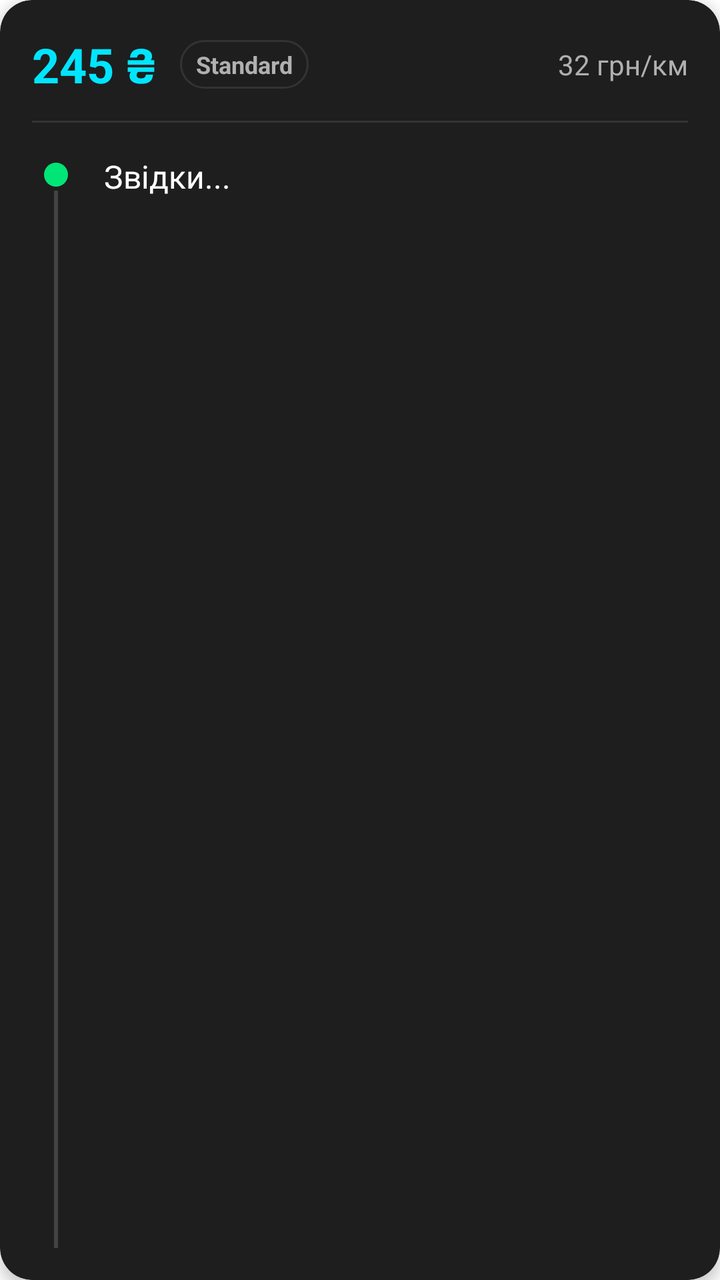
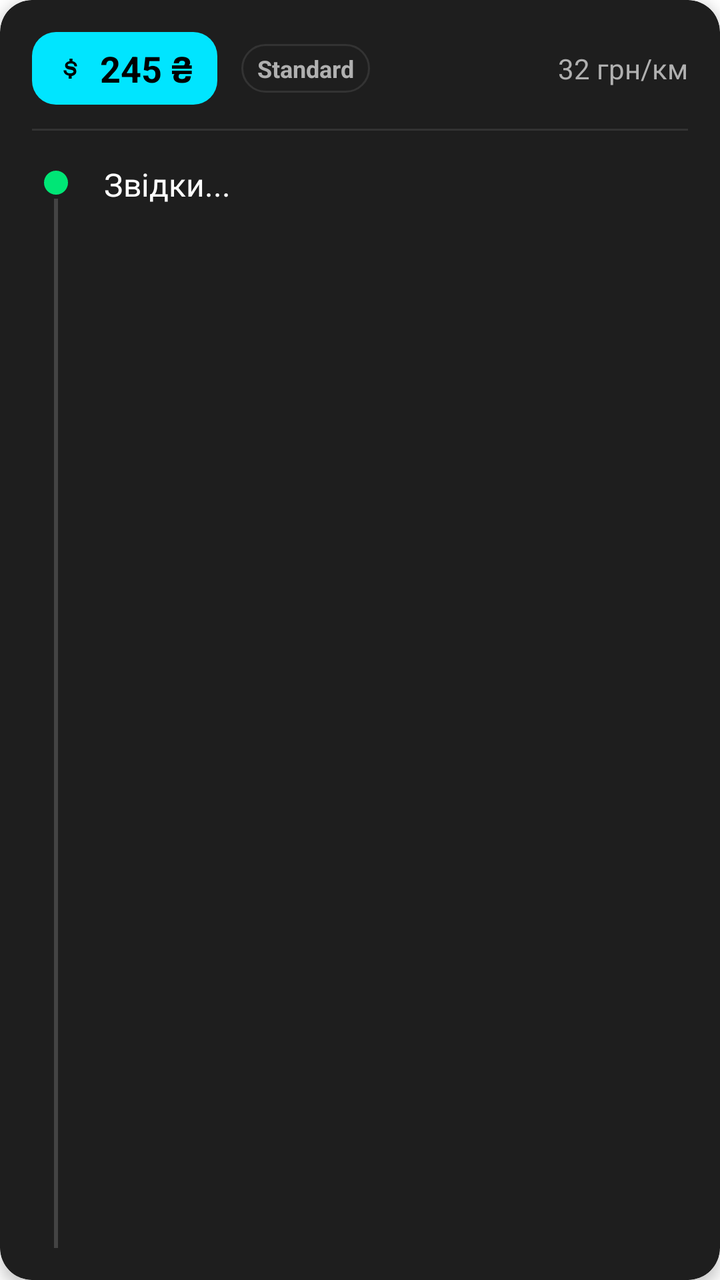

Two renders of the same Android screen: before a commit and after it. Below are the layout's source before the change and the commit's diff.
<!-- AndroidManifest.xml: application theme Theme.TaxiAppDriver -->
<!-- res/layout/item_order.xml -->
<?xml version="1.0" encoding="utf-8"?>
<androidx.cardview.widget.CardView xmlns:android="http://schemas.android.com/apk/res/android"
    xmlns:app="http://schemas.android.com/apk/res-auto"
    xmlns:tools="http://schemas.android.com/tools"
    android:layout_width="match_parent"
    android:layout_height="wrap_content"
    android:layout_marginBottom="12dp"
    android:layout_marginHorizontal="4dp"
    app:cardBackgroundColor="@color/driver_card_bg"
    app:cardCornerRadius="16dp"
    app:cardElevation="4dp">

    <LinearLayout
        android:layout_width="match_parent"
        android:layout_height="wrap_content"
        android:orientation="vertical"
        android:padding="16dp">

        <RelativeLayout
            android:layout_width="match_parent"
            android:layout_height="wrap_content"
            android:layout_marginBottom="12dp">

            <TextView
                android:id="@+id/tv_price"
                android:layout_width="wrap_content"
                android:layout_height="wrap_content"
                android:text="245 ₴"
                android:textColor="@color/driver_neon_teal"
                android:textSize="24sp"
                android:textStyle="bold"
                android:layout_alignParentStart="true"/>

            <TextView
                android:id="@+id/tv_tariff_badge"
                android:layout_width="wrap_content"
                android:layout_height="wrap_content"
                android:background="@drawable/bg_driver_input"
                android:paddingHorizontal="8dp"
                android:paddingVertical="4dp"
                android:text="Standard"
                android:textColor="@color/driver_text_secondary"
                android:textSize="12sp"
                android:textStyle="bold"
                android:layout_toEndOf="@id/tv_price"
                android:layout_marginStart="12dp"
                android:layout_centerVertical="true"/>

            <TextView
                android:id="@+id/tv_price_per_km"
                android:layout_width="wrap_content"
                android:layout_height="wrap_content"
                android:text="32 грн/км"
                android:textColor="@color/driver_text_secondary"
                android:textSize="14sp"
                android:layout_alignParentEnd="true"
                android:layout_centerVertical="true"/>
        </RelativeLayout>

        <View
            android:layout_width="match_parent"
            android:layout_height="1dp"
            android:background="#333333"
            android:layout_marginBottom="16dp"/>

        <LinearLayout
            android:layout_width="match_parent"
            android:layout_height="wrap_content"
            android:orientation="horizontal">

            <LinearLayout
                android:layout_width="24dp"
                android:layout_height="wrap_content"
                android:gravity="center_horizontal"
                android:orientation="vertical">
                <ImageView
                    android:layout_width="12dp"
                    android:layout_height="12dp"
                    android:src="@drawable/ic_circle_green"
                    android:layout_marginTop="4dp"/>
                <View
                    android:layout_width="2dp"
                    android:layout_height="match_parent"
                    android:background="#444444"
                    android:minHeight="20dp"
                    android:layout_marginTop="2dp"/>
            </LinearLayout>

            <TextView
                android:id="@+id/tv_address_from"
                android:layout_width="match_parent"
                android:layout_height="wrap_content"
                android:layout_marginStart="12dp"
                android:text="Звідки..."
                android:textColor="@color/driver_text_primary"
                android:textSize="16sp"
                android:maxLines="2"/>
        </LinearLayout>

        <LinearLayout
            android:id="@+id/ll_stops_container"
            android:layout_width="match_parent"
            android:layout_height="wrap_content"
            android:orientation="vertical"/>

        <LinearLayout
            android:layout_width="match_parent"
            android:layout_height="wrap_content"
            android:orientation="horizontal">

            <LinearLayout
                android:layout_width="24dp"
                android:layout_height="wrap_content"
                android:gravity="center_horizontal"
                android:orientation="vertical">
                <ImageView
                    android:layout_width="12dp"
                    android:layout_height="12dp"
                    android:src="@drawable/ic_circle_red"
                    android:layout_marginTop="0dp"/>
            </LinearLayout>

            <TextView
                android:id="@+id/tv_address_to"
                android:layout_width="match_parent"
                android:layout_height="wrap_content"
                android:layout_marginStart="12dp"
                android:text="Куди..."
                android:textColor="@color/driver_text_primary"
                android:textSize="16sp"
                android:maxLines="2"
                android:layout_marginTop="-4dp"/> </LinearLayout>

        <TextView
            android:id="@+id/tv_distance"
            android:layout_width="wrap_content"
            android:layout_height="wrap_content"
            android:layout_gravity="end"
            android:layout_marginTop="12dp"
            android:text="5.2 км"
            android:textColor="@color/driver_text_secondary"
            android:textSize="12sp"/>

    </LinearLayout>
</androidx.cardview.widget.CardView>
<!-- resources referenced by this layout -->
<resources>
  <color name="driver_card_bg">#1E1E1E</color>
  <color name="driver_neon_teal">#00E5FF</color>
  <color name="driver_text_primary">#FFFFFF</color>
  <color name="driver_text_secondary">#B0B0B0</color>
  <!-- drawable bg_driver_input (drawable) -->
  <?xml version="1.0" encoding="utf-8"?>
  <selector xmlns:android="http://schemas.android.com/apk/res/android">
      <item android:state_focused="true">
          <shape android:shape="rectangle">
              <solid android:color="@color/driver_card_bg"/>
              <corners android:radius="12dp"/>
              <stroke android:width="2dp" android:color="@color/driver_neon_teal"/>
          </shape>
      </item>
      <item>
          <shape android:shape="rectangle">
              <solid android:color="@color/driver_card_bg"/>
              <corners android:radius="12dp"/>
              <stroke android:width="1dp" android:color="#333333"/>
          </shape>
      </item>
  </selector>
  <!-- drawable ic_circle_green (drawable) -->
  <vector xmlns:android="http://schemas.android.com/apk/res/android"
      android:width="12dp"
      android:height="12dp"
      android:viewportWidth="12"
      android:viewportHeight="12">
      <path
          android:fillColor="#00E676"
          android:pathData="M6,0C2.69,0 0,2.69 0,6s2.69,6 6,6 6,-2.69 6,-6S9.31,0 6,0z"/>
  </vector>
  <!-- drawable ic_circle_red (drawable) -->
  <vector xmlns:android="http://schemas.android.com/apk/res/android"
      android:width="12dp"
      android:height="12dp"
      android:viewportWidth="12"
      android:viewportHeight="12">
      <path
          android:fillColor="#FF5252"
          android:pathData="M6,0C2.69,0 0,2.69 0,6s2.69,6 6,6 6,-2.69 6,-6S9.31,0 6,0z"/>
  </vector>
  <style name="Theme.TaxiAppDriver" parent="Theme.MaterialComponents.DayNight.NoActionBar">
          <item name="colorPrimary">@color/driver_black_bg</item>
          <item name="colorPrimaryVariant">@color/driver_card_bg</item>
          <item name="colorOnPrimary">@color/driver_neon_teal</item>
          <item name="android:statusBarColor">@color/driver_black_bg</item>
          <item name="android:windowLightStatusBar">false</item> </style>
  <color name="driver_black_bg">#121212</color>
</resources>

<!-- the commit's change to res/layout/item_order.xml (unified diff, before → after) -->
@@ -21,15 +21,36 @@
             android:layout_height="wrap_content"
             android:layout_marginBottom="12dp">
 
-            <TextView
-                android:id="@+id/tv_price"
+            <LinearLayout
+                android:id="@+id/ll_price_background"
                 android:layout_width="wrap_content"
                 android:layout_height="wrap_content"
-                android:text="245 ₴"
-                android:textColor="@color/driver_neon_teal"
-                android:textSize="24sp"
-                android:textStyle="bold"
-                android:layout_alignParentStart="true"/>
+                android:orientation="horizontal"
+                android:gravity="center_vertical"
+                android:background="@drawable/bg_price_container"
+                android:backgroundTint="@color/driver_neon_teal"
+                android:paddingHorizontal="12dp"
+                android:paddingVertical="6dp"
+                android:layout_alignParentStart="true"
+                android:layout_centerVertical="true">
+
+                <ImageView
+                    android:id="@+id/iv_payment_icon"
+                    android:layout_width="16dp"
+                    android:layout_height="16dp"
+                    android:src="@drawable/ic_payment_cash"
+                    app:tint="#000000"/>
+
+                <TextView
+                    android:id="@+id/tv_price"
+                    android:layout_width="wrap_content"
+                    android:layout_height="wrap_content"
+                    android:layout_marginStart="6dp"
+                    android:text="245 ₴"
+                    android:textColor="#000000"
+                    android:textSize="18sp"
+                    android:textStyle="bold"/>
+            </LinearLayout>
 
             <TextView
                 android:id="@+id/tv_tariff_badge"
@@ -42,7 +63,7 @@
                 android:textColor="@color/driver_text_secondary"
                 android:textSize="12sp"
                 android:textStyle="bold"
-                android:layout_toEndOf="@id/tv_price"
+                android:layout_toEndOf="@id/ll_price_background"
                 android:layout_marginStart="12dp"
                 android:layout_centerVertical="true"/>
 
@@ -129,7 +150,8 @@
                 android:textColor="@color/driver_text_primary"
                 android:textSize="16sp"
                 android:maxLines="2"
-                android:layout_marginTop="-4dp"/> </LinearLayout>
+                android:layout_marginTop="-4dp"/>
+        </LinearLayout>
 
         <TextView
             android:id="@+id/tv_distance"
<!-- resource entries referenced after the edit -->
@@ -22,6 +22,10 @@
           </shape>
       </item>
   </selector>
+  <!-- drawable bg_price_container (drawable) -->
+  <shape xmlns:android="http://schemas.android.com/apk/res/android" android:shape="rectangle">
+      <corners android:radius="12dp"/>
+      <solid android:color="#FFFFFF"/> </shape>
   <!-- drawable ic_circle_green (drawable) -->
   <vector xmlns:android="http://schemas.android.com/apk/res/android"
       android:width="12dp"
@@ -42,6 +46,12 @@
           android:fillColor="#FF5252"
           android:pathData="M6,0C2.69,0 0,2.69 0,6s2.69,6 6,6 6,-2.69 6,-6S9.31,0 6,0z"/>
   </vector>
+  <!-- drawable ic_payment_cash (drawable) -->
+  <vector xmlns:android="http://schemas.android.com/apk/res/android"
+      android:width="24dp" android:height="24dp"
+      android:viewportWidth="24" android:viewportHeight="24">
+      <path android:fillColor="#000000" android:pathData="M11.8,10.9c-2.27,-0.23 -3.01,-0.45 -3.01,-1.09c0,-0.49 0.4,-1.19 2.51,-1.19c2.01,0 2.39,0.91 2.45,2.07h2.04c-0.12,-2.23 -1.53,-3.39 -3.37,-3.73V5h-2.31v1.9c-1.92,0.37 -3.31,1.57 -3.31,3.15c0,2.37 2.05,2.97 3.93,3.22c2.02,0.28 2.37,0.73 2.37,1.35c0,0.69 -0.63,1.38 -2.57,1.38c-2.25,0 -2.71,-1.05 -2.79,-2.25H5.66c0.11,2.39 1.9,3.61 3.82,3.94V20h2.31v-1.96c1.84,-0.36 3.44,-1.54 3.44,-3.33C15.23,12.37 13.67,11.08 11.8,10.9z"/>
+  </vector>
   <style name="Theme.TaxiAppDriver" parent="Theme.MaterialComponents.DayNight.NoActionBar">
           <item name="colorPrimary">@color/driver_black_bg</item>
           <item name="colorPrimaryVariant">@color/driver_card_bg</item>
